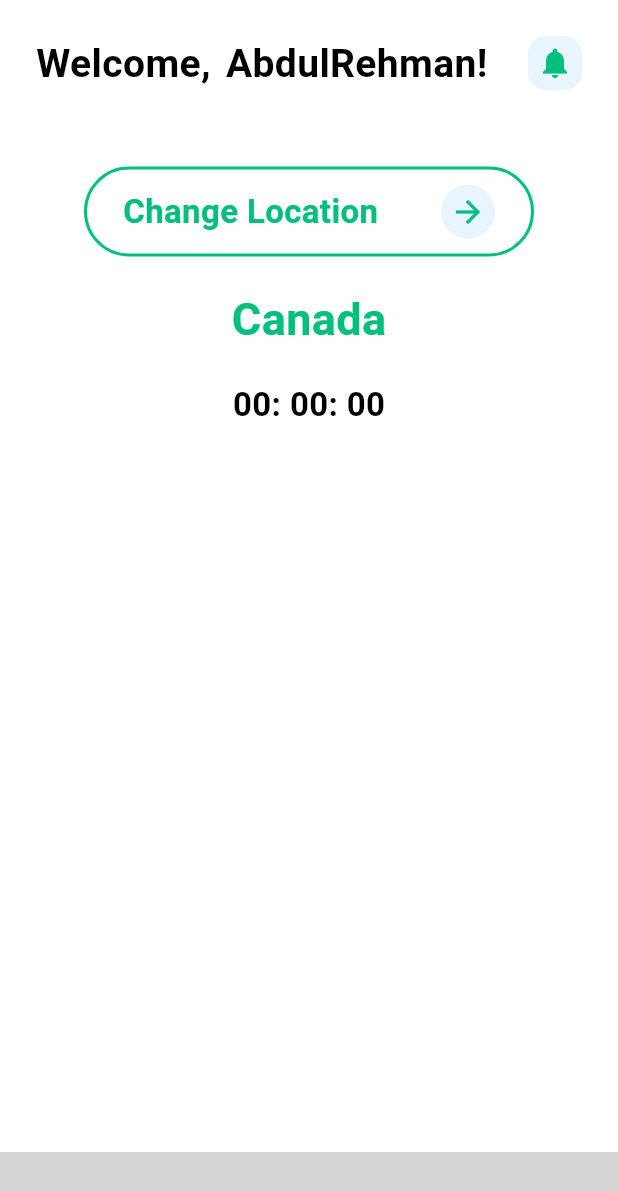
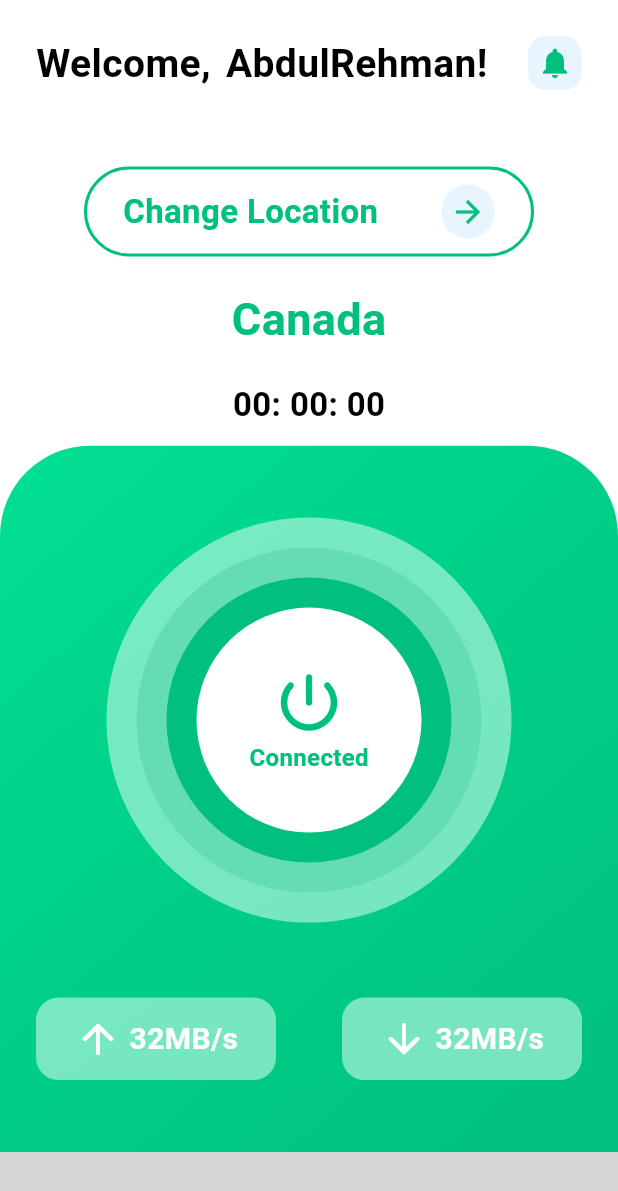
Before and after one commit to dev-hub85/Vpn-App-Flutter, a Flutter app: the screen it shows after launch, on a phone screen of 412 x 824 dp. Shown: the top 1191 px of the screen. Run offline on Flutter 3.47's test engine with Material 3 defaults, Android fonts, the phone set to English and light mode, and no system bars; missing offline and left inert: bottom_bar_matu; grey boxes are pictures that could not be loaded.

Commit message:
Adding complete home screen files

```diff
--- a/lib/Navigation/navigation_bar.dart
+++ b/lib/Navigation/navigation_bar.dart
@@ -18,11 +18,11 @@ class _NavigationBarState extends State<NavBar> {
     super.dispose();
   }
 
-
   @override
   Widget build(BuildContext context) {
     return Scaffold(
       bottomNavigationBar: BottomBarBubble(
+        color: Color.fromARGB(255, 1, 192, 125),
         items: [
           BottomBarItem(
             iconData: Icons.home,
@@ -69,4 +69,6 @@ class _NavigationBarState extends State<NavBar> {
           ),
         ],
       ),
-    );}}
+    );
+  }
+}
--- a/lib/Screens/home_screen.dart
+++ b/lib/Screens/home_screen.dart
@@ -1,5 +1,7 @@
 import 'package:flutter/material.dart';
+import 'package:vpn_basic_project/Widgets/button.dart';
 import 'package:vpn_basic_project/Widgets/count_down_timer.dart';
+import 'package:vpn_basic_project/Widgets/speed_analysis.dart';
 
 class HomeScreen extends StatefulWidget {
   const HomeScreen({super.key});
@@ -11,41 +13,56 @@ class HomeScreen extends StatefulWidget {
 class _HomeScreenState extends State<HomeScreen> {
   @override
   Widget build(BuildContext context) {
-    return Container(
+    return Stack(
+      children: [
+        Container(
           color: Colors.white,
           child: Padding(
-        padding: const EdgeInsets.symmetric(horizontal: 24,vertical: 24),
+            padding: const EdgeInsets.symmetric(horizontal: 24, vertical: 24),
             child: Column(
               children: [
                 Row(
                   mainAxisAlignment: MainAxisAlignment.spaceBetween,
                   crossAxisAlignment: CrossAxisAlignment.start,
                   children: [
-                Row(children: [
-                  Text('Welcome,',
-                style: TextStyle(decoration: TextDecoration.none,
+                    const Row(
+                      children: [
+                        Text(
+                          'Welcome,',
+                          style: TextStyle(
+                            decoration: TextDecoration.none,
                             fontSize: 26,
                             fontWeight: FontWeight.bold,
-                            color: Colors.black,),),
+                            color: Colors.black,
+                          ),
+                        ),
                         SizedBox(width: 10),
-                            Text('AbdulRehman!',
-                style: TextStyle(decoration: TextDecoration.none,
+                        Text(
+                          'AbdulRehman!',
+                          style: TextStyle(
+                            decoration: TextDecoration.none,
                             fontSize: 26,
                             fontWeight: FontWeight.bold,
-                            color: Colors.black,),),
-                ],),
+                            color: Colors.black,
+                          ),
+                        ),
+                      ],
+                    ),
                     Container(
-                  padding: EdgeInsets.all(6),
+                        padding: const EdgeInsets.all(6),
                         decoration: BoxDecoration(
                           borderRadius: BorderRadius.circular(12),
                           color: Colors.blue.withOpacity(0.1),
                         ),
-                  child:Icon(Icons.notifications,
-                  color: Color.fromARGB(255, 1, 192, 125),)
-                )
+                        child: const Icon(
+                          Icons.notifications,
+                          color: Color.fromARGB(255, 1, 192, 125),
+                        ))
                   ],
                 ),
-            SizedBox(height: 50,),
+                const SizedBox(
+                  height: 50,
+                ),
                 Column(
                   children: [
                     Container(
@@ -57,49 +74,97 @@ class _HomeScreenState extends State<HomeScreen> {
                             decoration: BoxDecoration(
                               borderRadius: BorderRadius.circular(50),
                               border: Border.all(
-    color:Color.fromARGB(255, 1, 192, 125), // Set your desired border color here
-    width: 2,           // Set the border width here
+                                color: const Color.fromARGB(255, 1, 192,
+                                    125), // Set your desired border color here
+                                width: 2, // Set the border width here
                               ),
                             ),
                             child: Padding(
-                        padding: const EdgeInsets.symmetric(horizontal: 24),
+                              padding:
+                                  const EdgeInsets.symmetric(horizontal: 24),
                               child: Row(
-                          mainAxisAlignment: MainAxisAlignment.spaceBetween,
+                                mainAxisAlignment:
+                                    MainAxisAlignment.spaceBetween,
                                 children: [
-                                            Text('Change Location',
-                                        style: TextStyle(decoration: TextDecoration.none,
+                                  const Text(
+                                    'Change Location',
+                                    style: TextStyle(
+                                      decoration: TextDecoration.none,
                                       fontSize: 22,
                                       fontWeight: FontWeight.bold,
-                              color: Color.fromARGB(255, 1, 192, 125),),),
+                                      color: Color.fromARGB(255, 1, 192, 125),
+                                    ),
+                                  ),
                                   Container(
-                                padding: EdgeInsets.all(6),
+                                      padding: const EdgeInsets.all(6),
                                       decoration: BoxDecoration(
                                         borderRadius: BorderRadius.circular(20),
                                         color: Colors.blue.withOpacity(0.1),
                                       ),
-                                                  child:Icon(Icons.arrow_forward,
-                  color: Color.fromARGB(255, 1, 192, 125),)
+                                      child: const Icon(
+                                        Icons.arrow_forward,
+                                        color: Color.fromARGB(255, 1, 192, 125),
+                                      )),
+                                ],
+                              ),
+                            ),
+                          ),
+                          const SizedBox(
+                            height: 20,
+                          ),
+                          const Text(
+                            'Canada',
+                            style: TextStyle(
+                              decoration: TextDecoration.none,
+                              fontSize: 30,
+                              fontWeight: FontWeight.bold,
+                              color: Color.fromARGB(255, 1, 192, 125),
+                            ),
+                          ),
+                          const SizedBox(
+                            height: 20,
+                          ),
+                          const CountDownTimer(startTimer: false)
+                        ],
+                      ),
+                    )
+                  ],
                 ),
               ],
             ),
           ),
         ),
-                    SizedBox(height: 20,),
-                    Text('Canada',
-                style: TextStyle(decoration: TextDecoration.none,
-                fontSize: 30,
-                            fontWeight: FontWeight.bold,
-                            color: Color.fromARGB(255, 1, 192, 125),),),
-                                                        SizedBox(height: 20,),
-                              CountDownTimer(startTimer: false)
+        Positioned(
+          bottom: 0,
+          child: Container(
+            height: MediaQuery.of(context).size.height / 1.75,
+            width: MediaQuery.of(context).size.width,
+            decoration: BoxDecoration(
+                color: Color.fromARGB(255, 1, 192, 125),
+                borderRadius: BorderRadius.only(
+                  topLeft: Radius.circular(60),
+                  topRight: Radius.circular(60),
+                ),
+                gradient: LinearGradient(
+                    begin: Alignment.topLeft,
+                    end: Alignment.bottomRight,
+                    colors: [
+                      Color.fromARGB(255, 1, 224, 146),
+                      Color.fromARGB(255, 0, 206, 134),
+                      Color.fromARGB(255, 1, 192, 125),
+                    ])),
+            child: Column(
+              mainAxisAlignment: MainAxisAlignment.center,
+              crossAxisAlignment: CrossAxisAlignment.center,
+              children: [
+                VpnButton(),
+                SizedBox(height: 50,),
+                SpeedAnalyser()
               ],
+            ),
           ),
         )
       ],
-            )
-          ],
-        ),
-      ),
     );
   }
 }
--- /dev/null
+++ b/lib/Widgets/button.dart
@@ -0,0 +1,63 @@
+import 'package:flutter/material.dart';
+
+class VpnButton extends StatefulWidget {
+  const VpnButton({super.key});
+
+  @override
+  State<VpnButton> createState() => _VpnButtonState();
+}
+
+class _VpnButtonState extends State<VpnButton> {
+  @override
+  Widget build(BuildContext context) {
+    return Container(
+      padding: EdgeInsets.all(20),
+      decoration: BoxDecoration(
+        borderRadius: BorderRadius.circular(200),
+        color: Color.fromARGB(255, 170, 243, 217).withOpacity(0.7),
+      ),
+      child: Container(
+        padding: EdgeInsets.all(20),
+        decoration: BoxDecoration(
+          borderRadius: BorderRadius.circular(150),
+          color: Color.fromARGB(255, 100, 221, 179),
+        ),
+        child: Container(
+          padding: EdgeInsets.all(20),
+          decoration: BoxDecoration(
+            borderRadius: BorderRadius.circular(100),
+            color: Color.fromARGB(255, 1, 192, 125),
+          ),
+          child: Container(
+            height: 150,
+            width: 150,
+            decoration: BoxDecoration(
+                color: Colors.white,
+                borderRadius: BorderRadius.all(Radius.circular(100))),
+            child: Column(
+              mainAxisAlignment: MainAxisAlignment.center,
+              crossAxisAlignment: CrossAxisAlignment.center,
+              children: [
+                Icon(
+                  Icons.power_settings_new_rounded,
+                  size: 50,
+                  weight: 100,
+                  color: Color.fromARGB(255, 1, 192, 125),
+                ),
+                const Text(
+                  'Connected',
+                  style: TextStyle(
+                    decoration: TextDecoration.none,
+                    fontSize: 16,
+                    fontWeight: FontWeight.bold,
+                    color: Color.fromARGB(255, 1, 192, 125),
+                  ),
+                ),
+              ],
+            ),
+          ),
+        ),
+      ),
+    );
+  }
+}
--- a/lib/Widgets/count_down_timer.dart
+++ b/lib/Widgets/count_down_timer.dart
@@ -12,11 +12,11 @@ class CountDownTimer extends StatefulWidget {
 }
 
 class _CountDownTimerState extends State<CountDownTimer> {
-  Duration _duration = Duration();
+  Duration _duration = const Duration();
   Timer? _timer;
 
   _startTimer() {
-    _timer = Timer.periodic(Duration(seconds: 1), (timer) {
+    _timer = Timer.periodic(const Duration(seconds: 1), (timer) {
       setState(() {
         _duration = Duration(seconds: _duration.inSeconds + 1);
       });
@@ -27,21 +27,22 @@ class _CountDownTimerState extends State<CountDownTimer> {
     setState(() {
       _timer?.cancel();
       _timer = null;
-      _duration = Duration();
+      _duration = const Duration();
     });
   }
 
   @override
   Widget build(BuildContext context) {
-    if (_timer == null || !widget.startTimer)
+    if (_timer == null || !widget.startTimer) {
       widget.startTimer ? _startTimer() : _stopTimer();
+    }
 
     String twoDigit(int n) => n.toString().padLeft(2, '0');
     final minutes = twoDigit(_duration.inMinutes.remainder(60));
     final seconds = twoDigit(_duration.inSeconds.remainder(60));
     final hours = twoDigit(_duration.inHours.remainder(60));
 
-    return Text('$hours: $minutes: $seconds', style: TextStyle(fontSize: 22,
+    return Text('$hours: $minutes: $seconds', style: const TextStyle(fontSize: 22,
     decoration: TextDecoration.none,
                               fontWeight: FontWeight.bold,
                               color: Colors.black));
--- /dev/null
+++ b/lib/Widgets/speed_analysis.dart
@@ -0,0 +1,85 @@
+import 'package:flutter/material.dart';
+
+class SpeedAnalyser extends StatefulWidget {
+  const SpeedAnalyser({super.key});
+
+  @override
+  State<SpeedAnalyser> createState() => _SpeedAnalyserState();
+}
+
+class _SpeedAnalyserState extends State<SpeedAnalyser> {
+  @override
+  Widget build(BuildContext context) {
+    return Container(
+      child: Padding(
+        padding: EdgeInsets.symmetric(horizontal: 24),
+        child: Row(
+          mainAxisAlignment: MainAxisAlignment.spaceBetween,
+          crossAxisAlignment: CrossAxisAlignment.center,
+          children: [
+            Container(
+              width: 160,
+              height: 55,
+              decoration: BoxDecoration(
+                borderRadius: BorderRadius.all(Radius.circular(15)),
+                color: Color.fromARGB(255, 170, 243, 217).withOpacity(0.7),
+              ),
+              child: Row(
+                mainAxisAlignment: MainAxisAlignment.center,
+                children: [
+                  Icon(
+                    Icons.arrow_upward_rounded,
+                    size: 32,
+                    color: Colors.white,
+                  ),
+                  SizedBox(
+                    width: 5,
+                  ),
+                  const Text(
+                    '32MB/s',
+                    style: TextStyle(
+                      decoration: TextDecoration.none,
+                      fontSize: 20,
+                      fontWeight: FontWeight.bold,
+                      color: Colors.white,
+                    ),
+                  ),
+                ],
+              ),
+            ),
+            Container(
+              width: 160,
+              height: 55,
+              decoration: BoxDecoration(
+                borderRadius: BorderRadius.all(Radius.circular(15)),
+                color: Color.fromARGB(255, 170, 243, 217).withOpacity(0.7),
+              ),
+              child: Row(
+                mainAxisAlignment: MainAxisAlignment.center,
+                children: [
+                  Icon(
+                    Icons.arrow_downward_rounded,
+                    size: 32,
+                    color: Colors.white,
+                  ),
+                  SizedBox(
+                    width: 5,
+                  ),
+                  const Text(
+                    '32MB/s',
+                    style: TextStyle(
+                      decoration: TextDecoration.none,
+                      fontSize: 20,
+                      fontWeight: FontWeight.bold,
+                      color: Colors.white,
+                    ),
+                  ),
+                ],
+              ),
+            )
+          ],
+        ),
+      ),
+    );
+  }
+}
--- a/lib/main.dart
+++ b/lib/main.dart
@@ -10,7 +10,7 @@ class MyApp extends StatelessWidget {
 
   @override
   Widget build(BuildContext context) {
-    return MaterialApp(
+    return const MaterialApp(
       home: NavBar(),
       debugShowCheckedModeBanner: false,
     );
```
Lines whose indentation alone changed are shown as unchanged.
